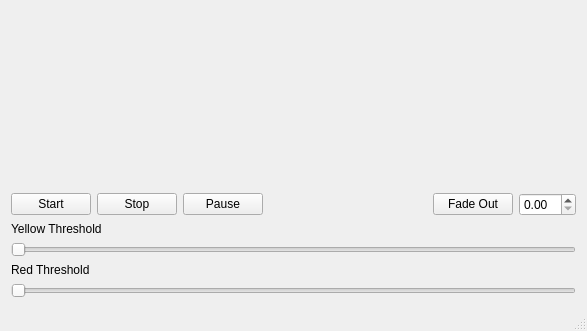
This is sampleApp/mainwindow.ui in rom-p/qtWidgets as Qt 5 draws it before an edit. The edited form follows.
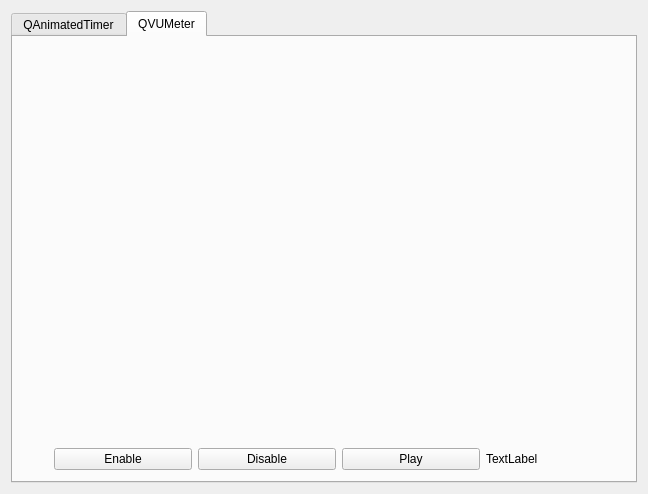
This is the edited form. The open tabs and pages were chosen to show the change. Custom widgets are drawn as their Qt base class.

Commit message: adding sample for vuMeter.  More info in README.md

```diff
--- a/sampleApp/mainwindow.ui
+++ b/sampleApp/mainwindow.ui
@@ -6,8 +6,8 @@
    <rect>
     <x>0</x>
     <y>0</y>
-    <width>587</width>
-    <height>331</height>
+    <width>648</width>
+    <height>494</height>
    </rect>
   </property>
   <property name="windowTitle">
@@ -16,7 +16,17 @@
   <widget class="QWidget" name="centralWidget">
    <layout class="QVBoxLayout" name="verticalLayout">
     <item>
-     <spacer name="_fieldSpacer">
+     <widget class="QTabWidget" name="tabWidget">
+      <property name="currentIndex">
+       <number>0</number>
+      </property>
+      <widget class="QWidget" name="tab_animatedTimer">
+       <attribute name="title">
+        <string>QAnimatedTimer</string>
+       </attribute>
+       <layout class="QVBoxLayout" name="layout_animatedTimerStack">
+        <item>
+         <spacer name="top_spacer">
       <property name="orientation">
        <enum>Qt::Vertical</enum>
       </property>
@@ -31,6 +41,65 @@
     <item>
      <layout class="QHBoxLayout" name="horizontalLayout">
       <item>
+           <spacer name="left_spacer">
+            <property name="orientation">
+             <enum>Qt::Horizontal</enum>
+            </property>
+            <property name="sizeHint" stdset="0">
+             <size>
+              <width>40</width>
+              <height>20</height>
+             </size>
+            </property>
+           </spacer>
+          </item>
+          <item>
+           <widget class="QAnimatedTimer" name="_timer" native="true">
+            <property name="minimumSize">
+             <size>
+              <width>80</width>
+              <height>80</height>
+             </size>
+            </property>
+            <property name="maximumSize">
+             <size>
+              <width>80</width>
+              <height>80</height>
+             </size>
+            </property>
+           </widget>
+          </item>
+          <item>
+           <spacer name="right_spacer">
+            <property name="orientation">
+             <enum>Qt::Horizontal</enum>
+            </property>
+            <property name="sizeHint" stdset="0">
+             <size>
+              <width>40</width>
+              <height>20</height>
+             </size>
+            </property>
+           </spacer>
+          </item>
+         </layout>
+        </item>
+        <item>
+         <spacer name="bottom_spacer">
+          <property name="orientation">
+           <enum>Qt::Vertical</enum>
+          </property>
+          <property name="sizeHint" stdset="0">
+           <size>
+            <width>20</width>
+            <height>40</height>
+           </size>
+          </property>
+         </spacer>
+        </item>
+        <item>
+         <layout class="QHBoxLayout" name="layout_animatedTimerButtons">
+          <item>
        <widget class="QPushButton" name="_start">
         <property name="text">
          <string>Start</string>
@@ -104,32 +173,84 @@
       </property>
      </widget>
     </item>
+       </layout>
+      </widget>
+      <widget class="QWidget" name="tab_vuMeter">
+       <attribute name="title">
+        <string>QVUMeter</string>
+       </attribute>
+       <layout class="QHBoxLayout" name="horizontalLayout_2">
     <item>
-     <layout class="QVBoxLayout" name="verticalLayout_2"/>
-    </item>
-   </layout>
-   <widget class="QAnimatedTimer" name="_timer" native="true">
-    <property name="geometry">
-     <rect>
-      <x>10</x>
-      <y>10</y>
-      <width>80</width>
-      <height>80</height>
-     </rect>
-    </property>
-   </widget>
-  </widget>
-  <widget class="QMenuBar" name="menuBar">
-   <property name="geometry">
-    <rect>
-     <x>0</x>
-     <y>0</y>
-     <width>587</width>
-     <height>25</height>
-    </rect>
-   </property>
-  </widget>
-  <widget class="QStatusBar" name="statusBar"/>
+         <widget class="QVUMeter" name="_vuMeter" native="true">
+          <property name="minimumSize">
+           <size>
+            <width>24</width>
+            <height>180</height>
+           </size>
+          </property>
+          <property name="maximumSize">
+           <size>
+            <width>24</width>
+            <height>180</height>
+           </size>
+          </property>
+         </widget>
+        </item>
+        <item>
+         <layout class="QVBoxLayout" name="layout_vuMeterstack">
+          <item>
+           <spacer name="verticalSpacer">
+            <property name="orientation">
+             <enum>Qt::Vertical</enum>
+            </property>
+            <property name="sizeHint" stdset="0">
+             <size>
+              <width>20</width>
+              <height>40</height>
+             </size>
+            </property>
+           </spacer>
+          </item>
+          <item>
+           <layout class="QHBoxLayout" name="horizontalLayout_3">
+            <item>
+             <widget class="QPushButton" name="_enable">
+              <property name="text">
+               <string>Enable</string>
+              </property>
+             </widget>
+            </item>
+            <item>
+             <widget class="QPushButton" name="_disable">
+              <property name="text">
+               <string>Disable</string>
+              </property>
+             </widget>
+            </item>
+            <item>
+             <widget class="QPushButton" name="_play">
+              <property name="text">
+               <string>Play</string>
+              </property>
+             </widget>
+            </item>
+            <item>
+             <widget class="QLabel" name="_selection">
+              <property name="text">
+               <string>TextLabel</string>
+              </property>
+             </widget>
+            </item>
+           </layout>
+          </item>
+         </layout>
+        </item>
+       </layout>
+      </widget>
+     </widget>
+    </item>
+   </layout>
+  </widget>
  </widget>
  <layoutdefault spacing="6" margin="11"/>
  <customwidgets>
@@ -138,6 +259,11 @@
    <extends>QWidget</extends>
    <header>qanimatedtimer.h</header>
   </customwidget>
+  <customwidget>
+   <class>QVUMeter</class>
+   <extends>QWidget</extends>
+   <header>qvumeter.h</header>
+  </customwidget>
  </customwidgets>
  <resources/>
  <connections/>
```
Lines whose indentation alone changed are shown as unchanged. The commit also changes 4 other files.
